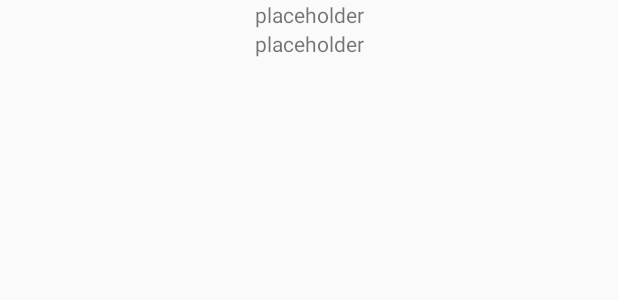
After one commit to Bobtron/Tidey, an Android app: the layout event_view.xml on its own in the app's theme, with its tools: preview values and no code run, on a phone screen of 412 x 824 dp. The commit adds this screen. Shown: the top 300 px of the screen. Run offline under Robolectric (Android 15) with nearby library versions, the phone set to English and light mode, and no system bars.

Commit message:
temp shit

```diff
--- a/TrashyRedditApp/app/build.gradle
+++ b/TrashyRedditApp/app/build.gradle
@@ -42,4 +42,5 @@ dependencies {
     implementation 'com.google.android.gms:play-services-maps:17.0.0'
     implementation 'com.appolica:interactive-info-window:v1.0.6'
     implementation 'com.google.firebase:firebase-database:19.2.1'
+    implementation 'com.android.support:recyclerview-v7:28.0.0'
 }
--- a/TrashyRedditApp/app/src/main/java/edu/hacksc/trashyredditapp/MapsActivity.java
+++ b/TrashyRedditApp/app/src/main/java/edu/hacksc/trashyredditapp/MapsActivity.java
@@ -53,7 +53,7 @@ public class MapsActivity extends FragmentActivity implements OnMapReadyCallback
         protected void onCreate(Bundle savedInstanceState) {
             Log.i("hi", "onCreateMapFragment");
 
-              sharedPreferences = PreferenceManager.getDefaultSharedPreferences(getApplicationContext());
+            sharedPreferences = PreferenceManager.getDefaultSharedPreferences(getApplicationContext());
 
             user_id = sharedPreferences.getString("USER_ID", "");
 
@@ -217,6 +217,7 @@ public class MapsActivity extends FragmentActivity implements OnMapReadyCallback
         String result = sharedPreferences.getString(marker.getPosition().toString(), "");
         if (result.length() > 0 && result.equals(user_id)) {
             marker.remove();
+            editor.remove(marker.getPosition().toString());
             return true;
         }
         return false;
--- /dev/null
+++ b/TrashyRedditApp/app/src/main/res/layout/event_view.xml
@@ -0,0 +1,26 @@
+<?xml version="1.0" encoding="utf-8"?>
+<androidx.constraintlayout.widget.ConstraintLayout
+    xmlns:android="http://schemas.android.com/apk/res/android"
+    xmlns:app="http://schemas.android.com/apk/res-auto"
+    xmlns:tools="http://schemas.android.com/tools"
+    android:layout_width="match_parent"
+    android:layout_height="match_parent">
+
+    <TextView
+        android:id="@+id/lat_long_text"
+        android:layout_width="wrap_content"
+        android:layout_height="wrap_content"
+        android:text="placeholder"
+        app:layout_constraintEnd_toEndOf="parent"
+        app:layout_constraintStart_toStartOf="parent"
+        app:layout_constraintTop_toBottomOf="@+id/user_id_text" />
+
+    <TextView
+        android:id="@+id/user_id_text"
+        android:layout_width="wrap_content"
+        android:layout_height="wrap_content"
+        android:text="placeholder"
+        app:layout_constraintEnd_toEndOf="parent"
+        app:layout_constraintStart_toStartOf="parent"
+        app:layout_constraintTop_toTopOf="parent" />
+</androidx.constraintlayout.widget.ConstraintLayout>
```
Also changed, not shown: TrashyRedditApp/app/src/main/java/edu/hacksc/trashyredditapp/Event.java (added, +20 -0 lines), TrashyRedditApp/app/src/main/java/edu/hacksc/trashyredditapp/MyAdapter.java (added, +59 -0 lines), TrashyRedditApp/app/src/main/java/edu/hacksc/trashyredditapp/ui/profile/ProfileFragment.java (+49 -0 lines), TrashyRedditApp/app/src/main/res/layout/fragment_profile.xml (+8 -0 lines).
